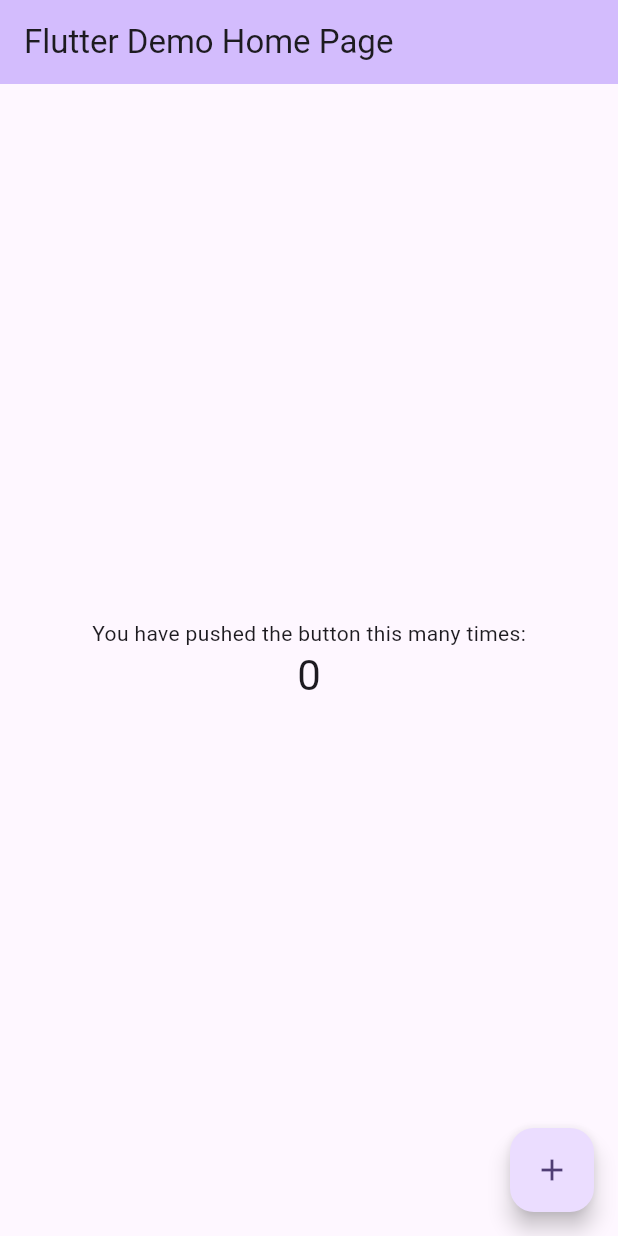
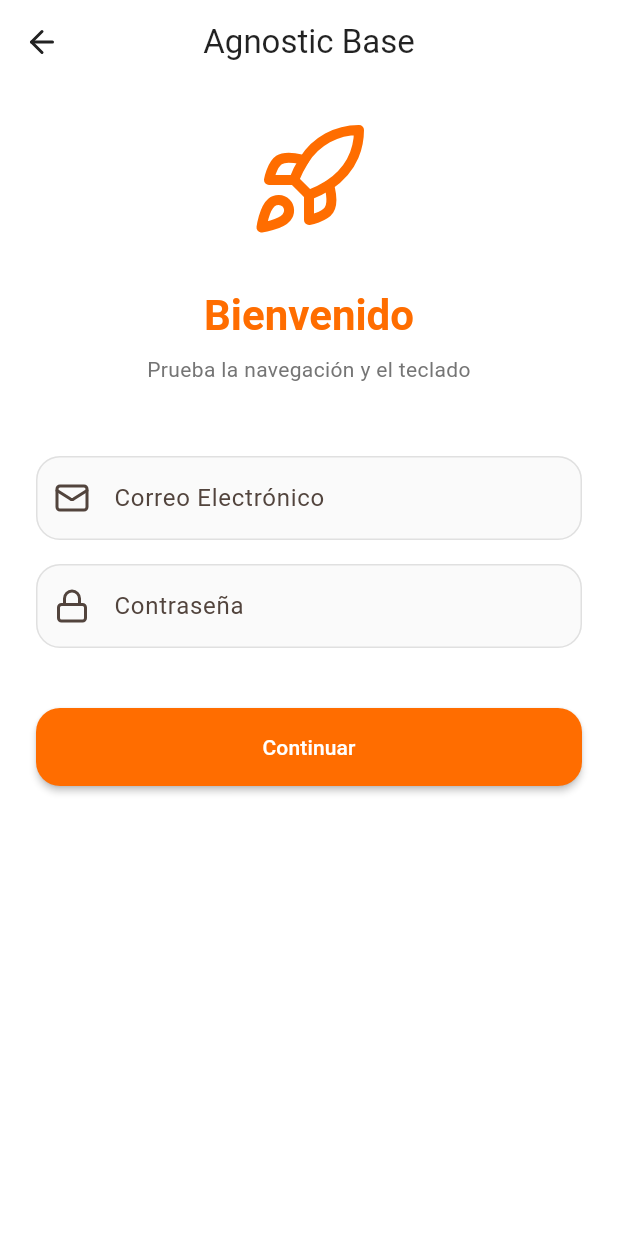
Before and after one commit to brandonvht26/base_proyectos_dart, a Flutter app: the screen it shows after launch, on a phone screen of 412 x 824 dp. Run offline on Flutter 3.47's test engine with Material 3 defaults, Android fonts, the phone set to English and light mode, and no system bars; our stand-ins replace dio, flutter_riverpod, get_it, go_router, lucide_icons.

Commit message:
Base Agnóstica Completa

```diff
--- /dev/null
+++ b/lib/core/network/network_client.dart
@@ -0,0 +1,30 @@
+import 'package:dio/dio.dart';
+
+class NetworkClient {
+  final Dio _dio;
+
+  NetworkClient() : _dio = Dio() {
+    _dio.options = BaseOptions(
+      // baseUrl: 'https://api.tu-servidor.com',
+      connectTimeout: const Duration(seconds: 10),
+      receiveTimeout: const Duration(seconds: 10),
+      headers: {
+        'Content-Type': 'application/json',
+      },
+    );
+
+    // Interceptor para Loguear las peticiones (útil en desarrollo)
+    _dio.interceptors.add(LogInterceptor(
+      request: true,
+      requestHeader: true,
+      requestBody: true,
+      responseHeader: true,
+      responseBody: true,
+      error: true,
+    ));
+
+    // Aquí podrías agregar otro interceptor para manejar el Token de Autenticación
+  }
+
+  Dio get dio => _dio;
+}
--- /dev/null
+++ b/lib/core/router/app_router.dart
@@ -0,0 +1,46 @@
+import 'package:flutter/material.dart';
+import 'package:flutter_riverpod/flutter_riverpod.dart';
+import 'package:go_router/go_router.dart';
+import '../../features/home/presentation/pages/home_page.dart';
+
+// Utilidad para transiciones por defecto
+CustomTransitionPage<T> buildPageWithDefaultTransition<T>({
+  required BuildContext context,
+  required GoRouterState state,
+  required Widget child,
+}) {
+  return CustomTransitionPage<T>(
+    key: state.pageKey,
+    child: child,
+    transitionsBuilder: (context, animation, secondaryAnimation, child) {
+      // Transición sutil de Fade y Scale para el "efecto WOW"
+      return FadeTransition(
+        opacity: CurveTween(curve: Curves.easeInOut).animate(animation),
+        child: ScaleTransition(
+          scale: Tween<double>(begin: 0.98, end: 1.0).animate(
+            CurvedAnimation(parent: animation, curve: Curves.easeOutCubic),
+          ),
+          child: child,
+        ),
+      );
+    },
+  );
+}
+
+final appRouterProvider = Provider<GoRouter>((ref) {
+  return GoRouter(
+    initialLocation: '/',
+    routes: [
+      GoRoute(
+        path: '/',
+        name: 'home',
+        builder: (context, state) => const HomePage(),
+        pageBuilder: (context, state) => buildPageWithDefaultTransition(
+          context: context,
+          state: state,
+          child: const HomePage(),
+        ),
+      ),
+    ],
+  );
+});
--- /dev/null
+++ b/lib/core/theme/app_theme.dart
@@ -0,0 +1,95 @@
+import 'package:flutter/material.dart';
+
+class AppTheme {
+  // Color semilla naranja vibrante
+  static const Color seedColor = Color(0xFFFF6D00); // Naranja vibrante
+  static const Color whiteColor = Colors.white;
+
+  static ThemeData get lightTheme {
+    return ThemeData(
+      useMaterial3: true,
+      colorScheme: ColorScheme.fromSeed(
+        seedColor: seedColor,
+        brightness: Brightness.light,
+        // Damos protagonismo al blanco como fondo principal
+        surface: whiteColor,
+        primary: seedColor,
+      ),
+      // Tipografía y bordes redondeados típicos de Material 3 Expressive
+      appBarTheme: const AppBarTheme(
+        centerTitle: true,
+        elevation: 0,
+        backgroundColor: whiteColor,
+        foregroundColor: Colors.black87,
+      ),
+      inputDecorationTheme: InputDecorationTheme(
+        filled: true,
+        fillColor: Colors.grey.shade50,
+        border: OutlineInputBorder(
+          borderRadius: BorderRadius.circular(16),
+          borderSide: BorderSide(color: Colors.grey.shade300),
+        ),
+        enabledBorder: OutlineInputBorder(
+          borderRadius: BorderRadius.circular(16),
+          borderSide: BorderSide(color: Colors.grey.shade300),
+        ),
+        focusedBorder: OutlineInputBorder(
+          borderRadius: BorderRadius.circular(16),
+          borderSide: const BorderSide(color: seedColor, width: 2),
+        ),
+        contentPadding: const EdgeInsets.symmetric(horizontal: 20, vertical: 16),
+      ),
+      elevatedButtonTheme: ElevatedButtonThemeData(
+        style: ElevatedButton.styleFrom(
+          backgroundColor: seedColor,
+          foregroundColor: whiteColor,
+          elevation: 2,
+          padding: const EdgeInsets.symmetric(horizontal: 24, vertical: 16),
+          shape: RoundedRectangleBorder(
+            borderRadius: BorderRadius.circular(16),
+          ),
+        ),
+      ),
+    );
+  }
+
+  static ThemeData get darkTheme {
+    return ThemeData(
+      useMaterial3: true,
+      colorScheme: ColorScheme.fromSeed(
+        seedColor: seedColor,
+        brightness: Brightness.dark,
+        // Aunque es dark, el color semilla guiará los gradientes y acentos
+        primary: seedColor,
+      ),
+      appBarTheme: const AppBarTheme(
+        centerTitle: true,
+        elevation: 0,
+      ),
+      inputDecorationTheme: InputDecorationTheme(
+        filled: true,
+        fillColor: Colors.grey.shade900,
+        border: OutlineInputBorder(
+          borderRadius: BorderRadius.circular(16),
+          borderSide: BorderSide.none,
+        ),
+        focusedBorder: OutlineInputBorder(
+          borderRadius: BorderRadius.circular(16),
+          borderSide: const BorderSide(color: seedColor, width: 2),
+        ),
+        contentPadding: const EdgeInsets.symmetric(horizontal: 20, vertical: 16),
+      ),
+      elevatedButtonTheme: ElevatedButtonThemeData(
+        style: ElevatedButton.styleFrom(
+          backgroundColor: seedColor,
+          foregroundColor: whiteColor,
+          elevation: 2,
+          padding: const EdgeInsets.symmetric(horizontal: 24, vertical: 16),
+          shape: RoundedRectangleBorder(
+            borderRadius: BorderRadius.circular(16),
+          ),
+        ),
+      ),
+    );
+  }
+}
--- /dev/null
+++ b/lib/core/utils/widgets/animated_press_button.dart
@@ -0,0 +1,58 @@
+import 'package:flutter/material.dart';
+
+class AnimatedPressButton extends StatefulWidget {
+  final Widget child;
+  final VoidCallback? onPressed;
+  final ButtonStyle? style;
+
+  const AnimatedPressButton({
+    super.key,
+    required this.child,
+    required this.onPressed,
+    this.style,
+  });
+
+  @override
+  State<AnimatedPressButton> createState() => _AnimatedPressButtonState();
+}
+
+class _AnimatedPressButtonState extends State<AnimatedPressButton> {
+  bool _isPressed = false;
+
+  void _handleTapDown(TapDownDetails details) {
+    if (widget.onPressed != null && !_isPressed) {
+      setState(() => _isPressed = true);
+    }
+  }
+
+  void _handleTapUp(TapUpDetails details) {
+    if (_isPressed) {
+      setState(() => _isPressed = false);
+    }
+  }
+
+  void _handleTapCancel() {
+    if (_isPressed) {
+      setState(() => _isPressed = false);
+    }
+  }
+
+  @override
+  Widget build(BuildContext context) {
+    return GestureDetector(
+      onTapDown: _handleTapDown,
+      onTapUp: _handleTapUp,
+      onTapCancel: _handleTapCancel,
+      child: AnimatedScale(
+        scale: _isPressed ? 0.95 : 1.0, // Ligero hundimiento al presionar
+        duration: const Duration(milliseconds: 100),
+        curve: Curves.easeInOut,
+        child: ElevatedButton(
+          onPressed: widget.onPressed,
+          style: widget.style,
+          child: widget.child,
+        ),
+      ),
+    );
+  }
+}
--- /dev/null
+++ b/lib/core/utils/widgets/consecutive_text_field.dart
@@ -0,0 +1,82 @@
+import 'package:flutter/material.dart';
+
+class ConsecutiveTextField extends StatefulWidget {
+  final String hintText;
+  final bool isLast;
+  final TextEditingController? controller;
+  final FocusNode? focusNode;
+  final FocusNode? nextFocusNode;
+  final TextInputType keyboardType;
+  final IconData? prefixIcon;
+
+  const ConsecutiveTextField({
+    super.key,
+    required this.hintText,
+    this.isLast = false,
+    this.controller,
+    this.focusNode,
+    this.nextFocusNode,
+    this.keyboardType = TextInputType.text,
+    this.prefixIcon,
+  });
+
+  @override
+  State<ConsecutiveTextField> createState() => _ConsecutiveTextFieldState();
+}
+
+class _ConsecutiveTextFieldState extends State<ConsecutiveTextField> {
+  late final FocusNode _internalFocus;
+  bool _isFocused = false;
+
+  @override
+  void initState() {
+    super.initState();
+    _internalFocus = widget.focusNode ?? FocusNode();
+    _internalFocus.addListener(_handleFocusChange);
+  }
+
+  @override
+  void dispose() {
+    _internalFocus.removeListener(_handleFocusChange);
+    // Solo hacemos dispose si nosotros creamos el FocusNode
+    if (widget.focusNode == null) {
+      _internalFocus.dispose();
+    }
+    super.dispose();
+  }
+
+  void _handleFocusChange() {
+    if (_isFocused != _internalFocus.hasFocus) {
+      setState(() {
+        _isFocused = _internalFocus.hasFocus;
+      });
+    }
+  }
+
+  @override
+  Widget build(BuildContext context) {
+    return Padding(
+      padding: const EdgeInsets.only(bottom: 16.0),
+      child: AnimatedScale(
+        scale: _isFocused ? 1.02 : 1.0, // Ligero aumento al recibir foco
+        duration: const Duration(milliseconds: 200),
+        curve: Curves.easeOutCubic,
+        child: TextFormField(
+          controller: widget.controller,
+          focusNode: _internalFocus,
+          keyboardType: widget.keyboardType,
+          textInputAction: widget.isLast ? TextInputAction.done : TextInputAction.next,
+          onFieldSubmitted: (_) {
+            if (!widget.isLast && widget.nextFocusNode != null) {
+              FocusScope.of(context).requestFocus(widget.nextFocusNode);
+            }
+          },
+          decoration: InputDecoration(
+            hintText: widget.hintText,
+            prefixIcon: widget.prefixIcon != null ? Icon(widget.prefixIcon) : null,
+          ),
+        ),
+      ),
+    );
+  }
+}
--- /dev/null
+++ b/lib/di/injection.dart
@@ -0,0 +1,9 @@
+import 'package:get_it/get_it.dart';
+
+final getIt = GetIt.instance;
+
+Future<void> configureDependencies() async {
+  // Aquí registraremos todas nuestras dependencias.
+  // Ej: getIt.registerLazySingleton(() => NetworkClient());
+  // getIt.registerFactory(() => AuthUseCase(getIt()));
+}
--- /dev/null
+++ b/lib/features/home/presentation/pages/home_page.dart
@@ -0,0 +1,91 @@
+import 'package:flutter/material.dart';
+import 'package:lucide_icons/lucide_icons.dart';
+import '../../../../core/utils/widgets/consecutive_text_field.dart';
+import '../../../../core/utils/widgets/animated_press_button.dart';
+
+class HomePage extends StatefulWidget {
+  const HomePage({super.key});
+
+  @override
+  State<HomePage> createState() => _HomePageState();
+}
+
+class _HomePageState extends State<HomePage> {
+  final FocusNode _emailFocus = FocusNode();
+  final FocusNode _passwordFocus = FocusNode();
+
+  @override
+  void dispose() {
+    _emailFocus.dispose();
+    _passwordFocus.dispose();
+    super.dispose();
+  }
+
+  @override
+  Widget build(BuildContext context) {
+    // Uso de SafeArea y SingleChildScrollView para permitir scroll con teclado y evitar overlap
+    return Scaffold(
+      appBar: AppBar(
+        title: const Text('Agnostic Base'),
+        leading: IconButton(
+          icon: const Icon(LucideIcons.arrowLeft),
+          onPressed: () {
+            // Ejemplo de navegación lógica (Back siempre disponible si aplica)
+          },
+        ),
+      ),
+      body: SafeArea(
+        child: SingleChildScrollView(
+          padding: const EdgeInsets.all(24.0),
+          child: Column(
+            crossAxisAlignment: CrossAxisAlignment.stretch,
+            children: [
+              Icon(
+                LucideIcons.rocket, // Íconos profesionales
+                size: 80,
+                color: Theme.of(context).colorScheme.primary,
+              ),
+              const SizedBox(height: 32),
+              Text(
+                'Bienvenido',
+                style: Theme.of(context).textTheme.headlineMedium?.copyWith(
+                      fontWeight: FontWeight.bold,
+                      color: Theme.of(context).colorScheme.primary,
+                    ),
+                textAlign: TextAlign.center,
+              ),
+              const SizedBox(height: 8),
+              Text(
+                'Prueba la navegación y el teclado',
+                style: Theme.of(context).textTheme.bodyMedium?.copyWith(
+                      color: Colors.grey.shade600,
+                    ),
+                textAlign: TextAlign.center,
+              ),
+              const SizedBox(height: 48),
+              ConsecutiveTextField(
+                hintText: 'Correo Electrónico',
+                focusNode: _emailFocus,
+                nextFocusNode: _passwordFocus,
+                keyboardType: TextInputType.emailAddress,
+                prefixIcon: LucideIcons.mail,
+              ),
+              ConsecutiveTextField(
+                hintText: 'Contraseña',
+                focusNode: _passwordFocus,
+                isLast: true,
+                keyboardType: TextInputType.visiblePassword,
+                prefixIcon: LucideIcons.lock,
+              ),
+              const SizedBox(height: 24),
+              AnimatedPressButton(
+                onPressed: () {},
+                child: const Text('Continuar'),
+              ),
+            ],
+          ),
+        ),
+      ),
+    );
+  }
+}
--- a/lib/main.dart
+++ b/lib/main.dart
@@ -1,122 +1,36 @@
 import 'package:flutter/material.dart';
+import 'package:flutter_riverpod/flutter_riverpod.dart';
+import 'core/theme/app_theme.dart';
+import 'core/router/app_router.dart';
+import 'di/injection.dart';
 
-void main() {
-  runApp(const MyApp());
+void main() async {
+  WidgetsFlutterBinding.ensureInitialized();
+
+  // Inicializar Inyección de Dependencias
+  await configureDependencies();
+
+  runApp(
+    const ProviderScope(
+      child: MyApp(),
+    ),
+  );
 }
 
-class MyApp extends StatelessWidget {
+class MyApp extends ConsumerWidget {
   const MyApp({super.key});
 
-  // This widget is the root of your application.
   @override
-  Widget build(BuildContext context) {
-    return MaterialApp(
-      title: 'Flutter Demo',
-      theme: ThemeData(
-        // This is the theme of your application.
-        //
-        // TRY THIS: Try running your application with "flutter run". You'll see
-        // the application has a purple toolbar. Then, without quitting the app,
-        // try changing the seedColor in the colorScheme below to Colors.green
-        // and then invoke "hot reload" (save your changes or press the "hot
-        // reload" button in a Flutter-supported IDE, or press "r" if you used
-        // the command line to start the app).
-        //
-        // Notice that the counter didn't reset back to zero; the application
-        // state is not lost during the reload. To reset the state, use hot
-        // restart instead.
-        //
-        // This works for code too, not just values: Most code changes can be
-        // tested with just a hot reload.
-        colorScheme: .fromSeed(seedColor: Colors.deepPurple),
-      ),
-      home: const MyHomePage(title: 'Flutter Demo Home Page'),
+  Widget build(BuildContext context, WidgetRef ref) {
+    final router = ref.watch(appRouterProvider);
+
+    return MaterialApp.router(
+      title: 'Agnostic Base',
+      theme: AppTheme.lightTheme,
+      darkTheme: AppTheme.darkTheme,
+      themeMode: ThemeMode.system,
+      routerConfig: router,
+      debugShowCheckedModeBanner: false,
     );
   }
 }
-
-class MyHomePage extends StatefulWidget {
-  const MyHomePage({super.key, required this.title});
-
-  // This widget is the home page of your application. It is stateful, meaning
-  // that it has a State object (defined below) that contains fields that affect
-  // how it looks.
-
-  // This class is the configuration for the state. It holds the values (in this
-  // case the title) provided by the parent (in this case the App widget) and
-  // used by the build method of the State. Fields in a Widget subclass are
-  // always marked "final".
-
-  final String title;
-
-  @override
-  State<MyHomePage> createState() => _MyHomePageState();
-}
-
-class _MyHomePageState extends State<MyHomePage> {
-  int _counter = 0;
-
-  void _incrementCounter() {
-    setState(() {
-      // This call to setState tells the Flutter framework that something has
-      // changed in this State, which causes it to rerun the build method below
-      // so that the display can reflect the updated values. If we changed
-      // _counter without calling setState(), then the build method would not be
-      // called again, and so nothing would appear to happen.
-      _counter++;
-    });
-  }
-
-  @override
-  Widget build(BuildContext context) {
-    // This method is rerun every time setState is called, for instance as done
-    // by the _incrementCounter method above.
-    //
-    // The Flutter framework has been optimized to make rerunning build methods
-    // fast, so that you can just rebuild anything that needs updating rather
-    // than having to individually change instances of widgets.
-    return Scaffold(
-      appBar: AppBar(
-        // TRY THIS: Try changing the color here to a specific color (to
-        // Colors.amber, perhaps?) and trigger a hot reload to see the AppBar
-        // change color while the other colors stay the same.
-        backgroundColor: Theme.of(context).colorScheme.inversePrimary,
-        // Here we take the value from the MyHomePage object that was created by
-        // the App.build method, and use it to set our appbar title.
-        title: Text(widget.title),
-      ),
-      body: Center(
-        // Center is a layout widget. It takes a single child and positions it
-        // in the middle of the parent.
-        child: Column(
-          // Column is also a layout widget. It takes a list of children and
-          // arranges them vertically. By default, it sizes itself to fit its
-          // children horizontally, and tries to be as tall as its parent.
-          //
-          // Column has various properties to control how it sizes itself and
-          // how it positions its children. Here we use mainAxisAlignment to
-          // center the children vertically; the main axis here is the vertical
-          // axis because Columns are vertical (the cross axis would be
-          // horizontal).
-          //
-          // TRY THIS: Invoke "debug painting" (choose the "Toggle Debug Paint"
-          // action in the IDE, or press "p" in the console), to see the
-          // wireframe for each widget.
-          mainAxisAlignment: .center,
-          children: [
-            const Text('You have pushed the button this many times:'),
-            Text(
-              '$_counter',
-              style: Theme.of(context).textTheme.headlineMedium,
-            ),
-          ],
-        ),
-      ),
-      floatingActionButton: FloatingActionButton(
-        onPressed: _incrementCounter,
-        tooltip: 'Increment',
-        child: const Icon(Icons.add),
-      ),
-    );
-  }
-}
```
Also changed, not shown: pubspec.yaml (+12 -5 lines), pubspec.lock, 5 other files.
